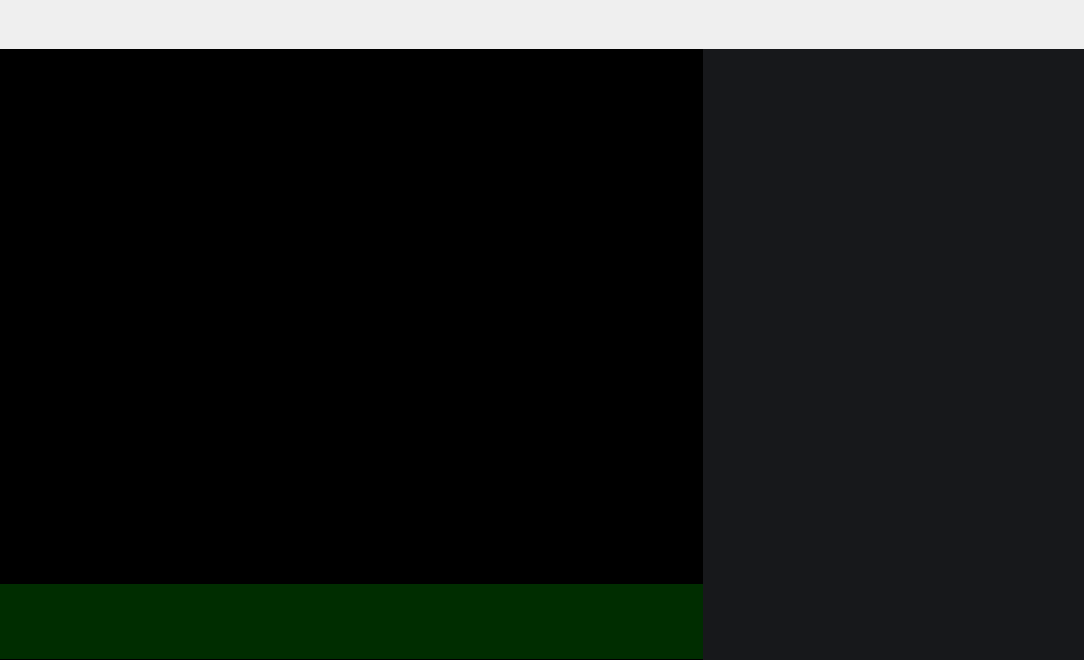
Above: High_FPS_video_player/High_FPS_video_player/High_FPS_video_player.ui from BreakthroughHY/High_FPS_video_player before the change. Below: the same form after it.
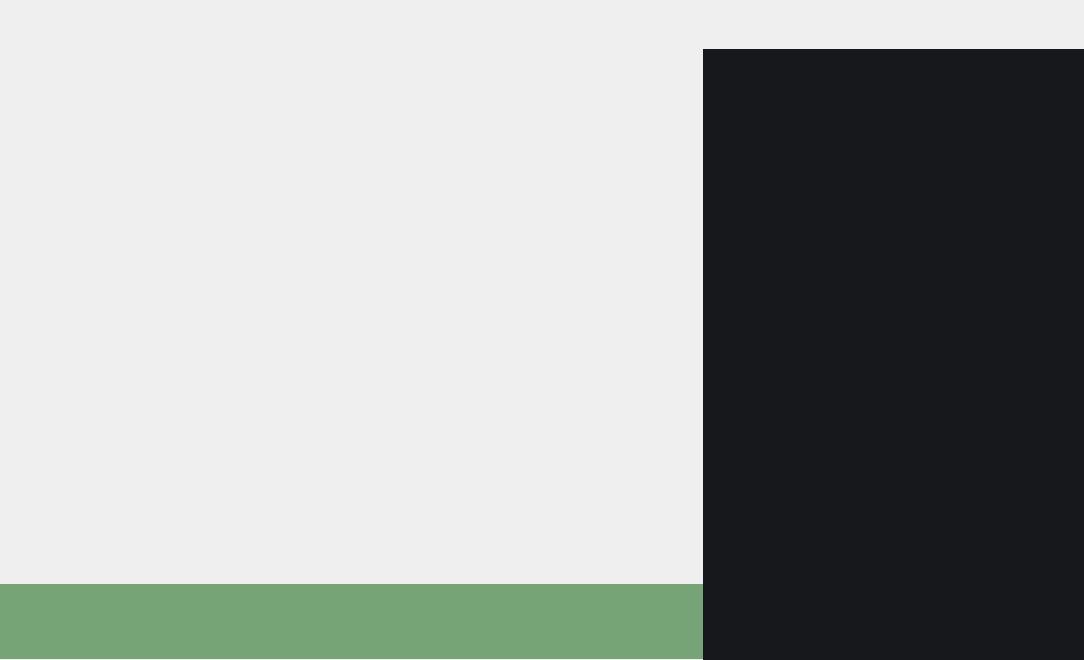
That is the form after the change. Icons and pictures are not drawn. Custom widgets are drawn as their Qt base class.

```diff
--- a/High_FPS_video_player/High_FPS_video_player/High_FPS_video_player.ui
+++ b/High_FPS_video_player/High_FPS_video_player/High_FPS_video_player.ui
@@ -94,7 +94,7 @@
         <item>
          <widget class="QWidget" name="ShowWid" native="true">
           <property name="sizePolicy">
-           <sizepolicy hsizetype="Expanding" vsizetype="Expanding">
+           <sizepolicy hsizetype="Preferred" vsizetype="Preferred">
             <horstretch>0</horstretch>
             <verstretch>0</verstretch>
            </sizepolicy>
@@ -106,7 +106,7 @@
            </size>
           </property>
           <property name="styleSheet">
-           <string notr="true">background-color: rgb(0, 0, 0);</string>
+           <string notr="true"/>
           </property>
           <widget class="QWidget" name="CtrlBarWid" native="true">
            <property name="geometry">
@@ -118,7 +118,7 @@
             </rect>
            </property>
            <property name="sizePolicy">
-            <sizepolicy hsizetype="Preferred" vsizetype="Fixed">
+            <sizepolicy hsizetype="Expanding" vsizetype="Fixed">
              <horstretch>0</horstretch>
              <verstretch>0</verstretch>
             </sizepolicy>
@@ -178,6 +178,12 @@
    <header>title.h</header>
    <container>1</container>
   </customwidget>
+  <customwidget>
+   <class>Show</class>
+   <extends>QWidget</extends>
+   <header>show.h</header>
+   <container>1</container>
+  </customwidget>
  </customwidgets>
  <resources>
   <include location="High_FPS_video_player.qrc"/>
```
Left out of the diff: 4 changed lines with no effect on the pictures.
